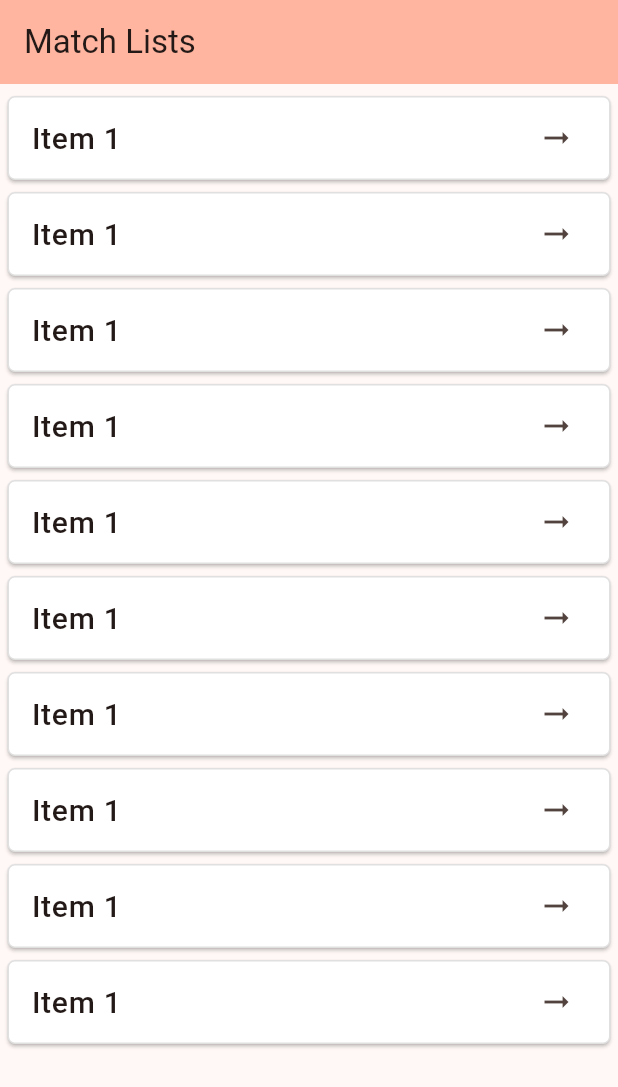
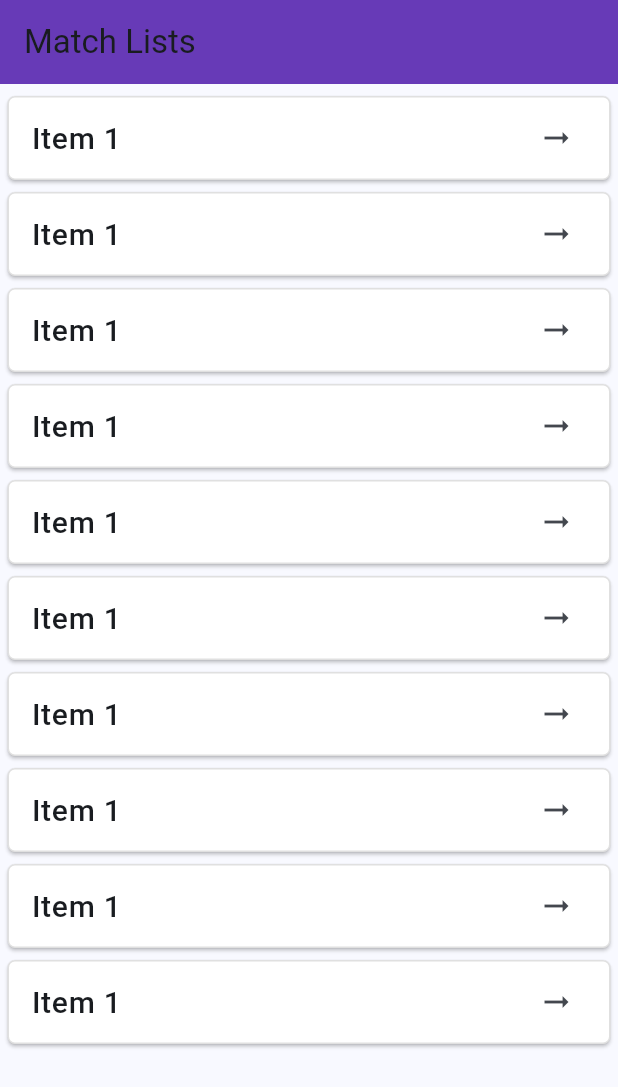
Before and after one commit to Ridoy-paul/flutter-firebase, a Flutter app: the screen it shows after launch, on a phone screen of 412 x 824 dp. Shown: the top 1087 px of the screen. Run offline on Flutter 3.47's test engine with Material 3 defaults, Android fonts, the phone set to English and light mode, and no system bars; our stand-ins replace firebase_core; accounts and stored records are empty.

Commit message:
home page updated

```diff
--- a/lib/main.dart
+++ b/lib/main.dart
@@ -18,7 +18,7 @@ class MyApp extends StatelessWidget {
       debugShowCheckedModeBanner: false,
       title: 'Module 16 Assignment',
       theme: ThemeData(
-        colorScheme: ColorScheme.fromSeed(seedColor: Colors.deepOrange),
+        colorScheme: ColorScheme.fromSeed(seedColor: Colors.blue),
       ),
       home: const MyHomePage(),
     );
--- a/lib/screens/home_screen.dart
+++ b/lib/screens/home_screen.dart
@@ -9,24 +9,16 @@ class MyHomePage extends StatefulWidget {
 }
 
 class _MyHomePageState extends State<MyHomePage> {
-  int _counter = 0;
-
-  void _incrementCounter() {
-    setState(() {
-      _counter++;
-    });
-  }
 
   @override
   Widget build(BuildContext context) {
     return Scaffold(
       appBar: AppBar(
-        backgroundColor: Theme.of(context).colorScheme.inversePrimary,
+        backgroundColor: Colors.deepPurple,
         title:const Text("Match Lists"),
       ),
       body: SafeArea(
         child: ListView.builder(
-          // scrollDirection: Axis.horizontal,
           itemCount: 10,
           itemBuilder: (BuildContext context, int index) {
             return Card(
@@ -36,7 +28,7 @@ class _MyHomePageState extends State<MyHomePage> {
                 borderRadius: BorderRadius.circular(5),
                 side: const BorderSide(
                   color: Colors.black12,
-                  width: 1.0, // Border width
+                  width: 1.0,
                 ),
               ),
               child: ListTile(
```
